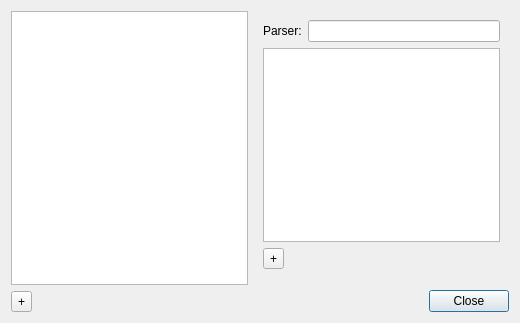
First picture: the form in src/logformatdialog.ui, repository agateau/lovi, before the edit.
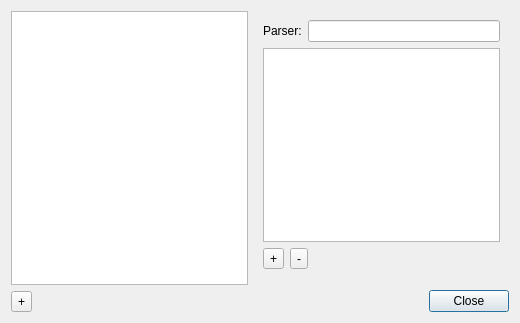
Second picture: the form after the edit. Icons and pictures are not drawn. Custom widgets are drawn as their Qt base class.

Commit message: Implement removing of highlights

```diff
--- a/src/logformatdialog.ui
+++ b/src/logformatdialog.ui
@@ -93,6 +93,13 @@
           </property>
          </widget>
         </item>
+        <item>
+         <widget class="QToolButton" name="removeHighlightButton">
+          <property name="text">
+           <string>-</string>
+          </property>
+         </widget>
+        </item>
         <item>
          <spacer name="horizontalSpacer_2">
           <property name="orientation">
```
The commit also changes 5 other files.
